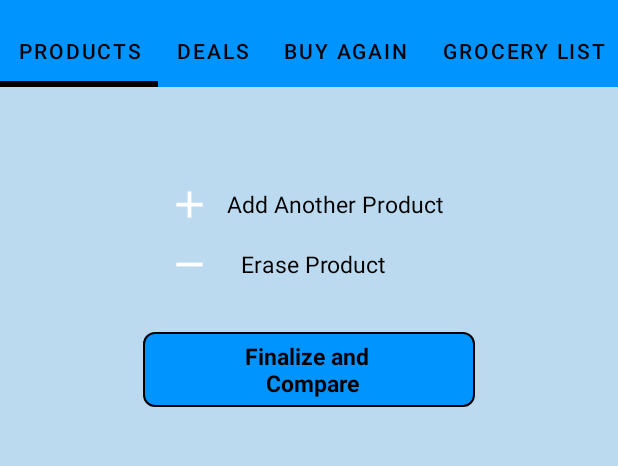
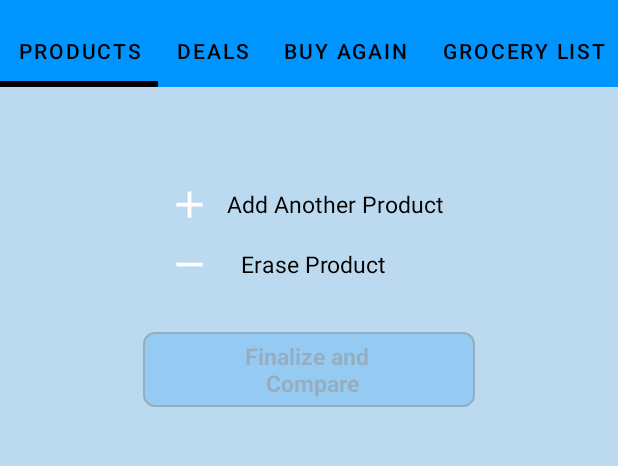
Before and after one commit to phayzeee/Smart_Shopper, an Android app: the GroceryListFragment screen opened through its navigation route, after a tap on "Erase Product", on a phone screen of 412 x 824 dp, the part 69-535 px from its top. Run offline under Robolectric (Android 15) with nearby library versions, the phone set to English and light mode, and no system bars; our stand-ins replace Room's generated code; libraries missing offline, so code that uses them is left out: www.sanju.motiontoast; 1 other tap on this screen came first.

Commit message:
faizan commit

```diff
--- a/app/src/main/java/com/smartshopper/smart_shopper/ui/fragment/GroceryListFragment.kt
+++ b/app/src/main/java/com/smartshopper/smart_shopper/ui/fragment/GroceryListFragment.kt
@@ -41,6 +41,7 @@ class GroceryListFragment : Fragment() {
         setupDb()
         setupAdapter()
         initListener()
+        groceryButton()
     }
 
     @RequiresApi(Build.VERSION_CODES.N)
@@ -48,26 +49,15 @@ class GroceryListFragment : Fragment() {
 
 
         addGroceryBtn.setOnClickListener {
-//            product.clear()
-//            db.Dao().getGrocery().mapIndexed { index, data ->
-//                product.add(
-//                    ProductEntities(
-//                        storeName = data.storeName,
-//                        productName = data.productName,
-//                        price = data.price,
-//                        quantity = data.quantity
-//                    )
-//                )
-//            }
-//            db.Dao().insertProduct(product.toList())
-//            Utils.successToast(requireActivity(), "Added Successfully")
             if (db.Dao().getGrocery().isNotEmpty()) {
                 addGroceryProduct()
+                db.Dao().getGrocery().mapIndexed { index, groceryEntities ->
+                    db.Dao().deleteGrocery(groceryEntities)
+                }
+                setupAdapter()
             } else {
                 Utils.errorToast(requireActivity(), "No Grocery Found")
             }
-
-
         }
 
         llAddAnotherProduct.setOnClickListener {
@@ -84,10 +74,7 @@ class GroceryListFragment : Fragment() {
             } else {
                 Utils.errorToast(requireActivity(), "No Grocery Found")
             }
-
-//            etProductName.setText("")
-//            etQuantity.setText("")
-
+            groceryButton()
         }
     }
 
@@ -145,4 +132,14 @@ class GroceryListFragment : Fragment() {
         findNavController().navigate(R.id.allProductFragment)
         (activity as MainActivity).selectProductTab(4)
     }
+
+    private fun groceryButton(){
+        if(groceryListAdapter.groceryItemList.isNullOrEmpty()){
+            binding.addGroceryBtn.isEnabled = false
+            binding.addGroceryBtn.alpha = 0.2f
+        } else {
+            binding.addGroceryBtn.isEnabled = true
+            binding.addGroceryBtn.alpha = 1f
+        }
+    }
 }
--- a/app/src/main/java/com/smartshopper/smart_shopper/ui/fragment/ProductFragment.kt
+++ b/app/src/main/java/com/smartshopper/smart_shopper/ui/fragment/ProductFragment.kt
@@ -108,12 +108,13 @@ class ProductFragment : Fragment() {
         val product2= arrayListOf(
             Product("Dinner Rolls", "$1.49"),
             Product("Bread", "$2"),
-            Product("Vanilma  Cupcakes", "$5")
+            Product("Vanila Cupcakes", "$5")
         )
         storeList.add(Store("Ahold Delhaize", product2))
         val product3= arrayListOf(
             Product("LEGO TOY", "$20.1"),
             Product("Lobster & Crab", "$10.6"),
+            Product("Vanila Cupcakes", "$8")
         )
         storeList.add(Store("Kroger", product3))
         val product4= arrayListOf(
--- a/app/src/main/res/layout/fragment_all_product.xml
+++ b/app/src/main/res/layout/fragment_all_product.xml
@@ -52,5 +52,6 @@
         android:orientation="vertical"
         android:layout_width="match_parent"
         android:layout_height="match_parent"
-        android:layout_marginTop="10dp"/>
+        android:layout_marginTop="10dp"
+        android:layout_marginBottom="5dp"/>
 </LinearLayout>
```
Also changed, not shown: app/src/main/java/com/smartshopper/smart_shopper/ui/fragment/BuyAgainFragment.kt (+4 -4 lines).
